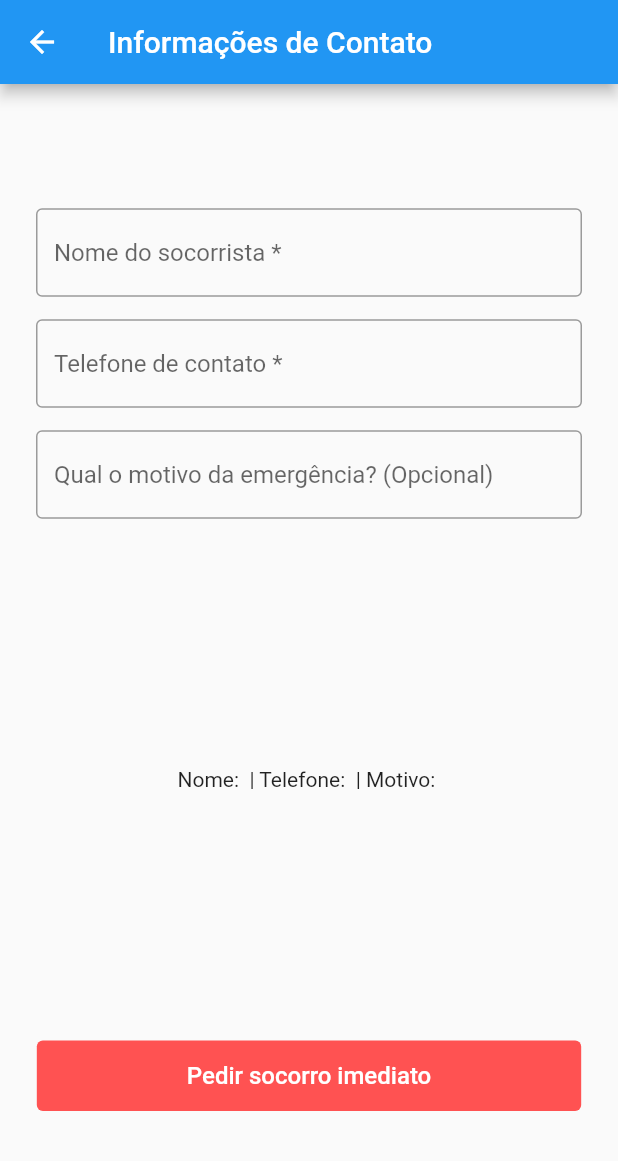
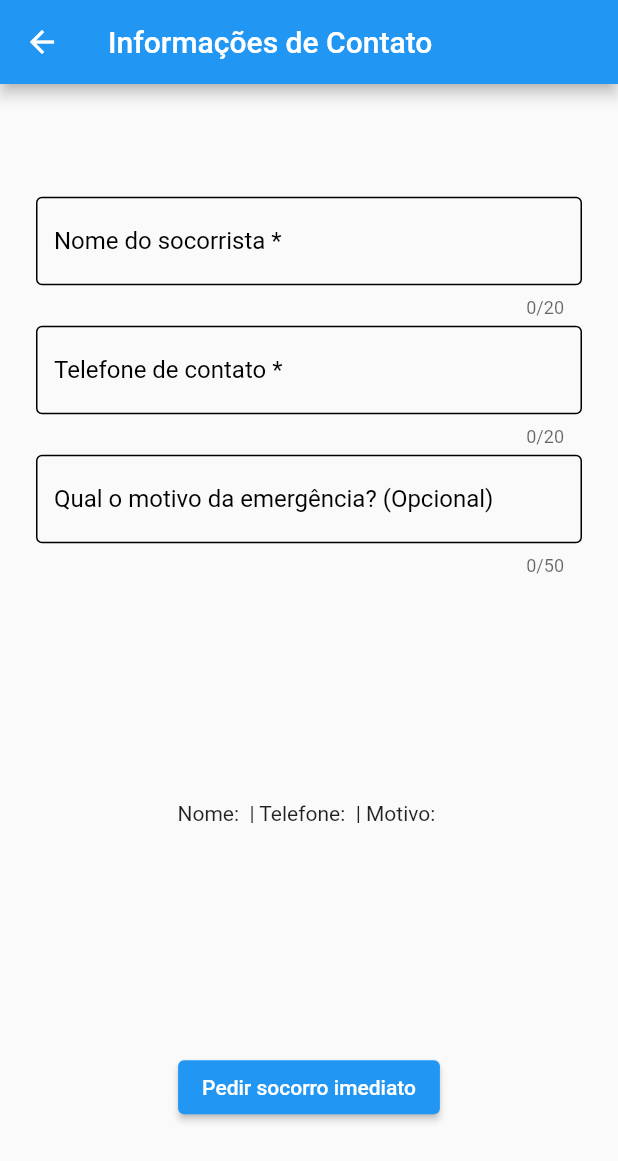
Before and after one commit to Guilherme-Jorge/DenTeethSocorrista, a Flutter app: the DadosContatoPage screen opened by its route, on a phone screen of 412 x 824 dp. Shown: the top 1161 px of the screen. Run offline on Flutter 3.47's test engine with Material 2 defaults, Android fonts, the phone set to English and light mode, and no system bars; our stand-ins replace cloud_functions, firebase_core; accounts and stored records are empty.

Commit message:
feat(app): #1 adicionei o material design e funcao do flutter fire

```diff
--- a/lib/screens/DadosContatoPage.dart
+++ b/lib/screens/DadosContatoPage.dart
@@ -1,4 +1,6 @@
+import 'package:firebase_core/firebase_core.dart';
 import 'package:flutter/material.dart';
+import 'package:cloud_functions/cloud_functions.dart';
 
 class DadosContatoPage extends StatefulWidget {
   const DadosContatoPage({super.key, required this.title});
@@ -14,7 +16,20 @@ class _DadosContatoPageState extends State<DadosContatoPage> {
   String _telefone = "";
   String _motivo = "";
 
-  void pedirsocorro() {}
+  void pedirsocorro() async {
+    String _response = "";
+
+    if (_motivo.isEmpty) {
+      _motivo = "Motivo não informado";
+    }
+
+    final result = await FirebaseFunctions.instance
+        .httpsCallable('EnviarChamadaEmergencia')
+        .call(
+      {"nome": _nome, "telefone": _telefone, "motivo": _motivo},
+    );
+    _response = result.data as String;
+  }
 
   @override
   Widget build(BuildContext context) {
@@ -31,61 +46,68 @@ class _DadosContatoPageState extends State<DadosContatoPage> {
             Column(
               mainAxisAlignment: MainAxisAlignment.spaceBetween,
               children: [
-                TextField(
-                  decoration: const InputDecoration(
-                      border: OutlineInputBorder(),
-                      hintText: 'Nome do socorrista *'),
+                TextFormField(
                   onChanged: (value) {
                     setState(() {
                       _nome = value;
                     });
                   },
+                  maxLength: 20,
+                  decoration: const InputDecoration(
+                    labelText: 'Nome do socorrista *',
+                    labelStyle: TextStyle(
+                      color: Colors.black,
+                    ),
+                    enabledBorder: OutlineInputBorder(
+                      borderSide: BorderSide(color: Colors.black),
+                    ),
+                  ),
                 ),
                 const SizedBox(
-                  height: 15,
+                  height: 5,
                 ),
-                TextField(
-                  keyboardType: TextInputType.phone,
-                  decoration: const InputDecoration(
-                      border: OutlineInputBorder(),
-                      hintText: 'Telefone de contato *'),
+                TextFormField(
                   onChanged: (value) {
                     setState(() {
                       _telefone = value;
                     });
                   },
+                  maxLength: 20,
+                  decoration: const InputDecoration(
+                    labelText: 'Telefone de contato *',
+                    labelStyle: TextStyle(
+                      color: Colors.black,
+                    ),
+                    enabledBorder: OutlineInputBorder(
+                      borderSide: BorderSide(color: Colors.black),
+                    ),
+                  ),
                 ),
                 const SizedBox(
-                  height: 15,
+                  height: 5,
                 ),
-                TextField(
-                  decoration: const InputDecoration(
-                      border: OutlineInputBorder(),
-                      hintText: 'Qual o motivo da emergência? (Opcional)'),
+                TextFormField(
                   onChanged: (value) {
                     setState(() {
                       _motivo = value;
                     });
                   },
-                )
+                  maxLength: 50,
+                  decoration: const InputDecoration(
+                    labelText: 'Qual o motivo da emergência? (Opcional)',
+                    labelStyle: TextStyle(
+                      color: Colors.black,
+                    ),
+                    enabledBorder: OutlineInputBorder(
+                      borderSide: BorderSide(color: Colors.black),
+                    ),
+                  ),
+                ),
               ],
             ),
             Text('Nome: $_nome | Telefone: $_telefone | Motivo: $_motivo'),
-            TextButton(
-                style: ButtonStyle(
-                  backgroundColor: MaterialStateColor.resolveWith(
-                      (states) => Colors.redAccent),
-                  padding: MaterialStateProperty.all(const EdgeInsets.symmetric(
-                      horizontal: 100, vertical: 14)),
-                ),
-                onPressed: () {},
-                child: const Text(
-                  'Pedir socorro imediato',
-                  style: TextStyle(
-                    color: Colors.white,
-                    fontSize: 16,
-                  ),
-                )),
+            ElevatedButton(
+                onPressed: () {}, child: const Text('Pedir socorro imediato')),
           ],
         ),
       )),
```
